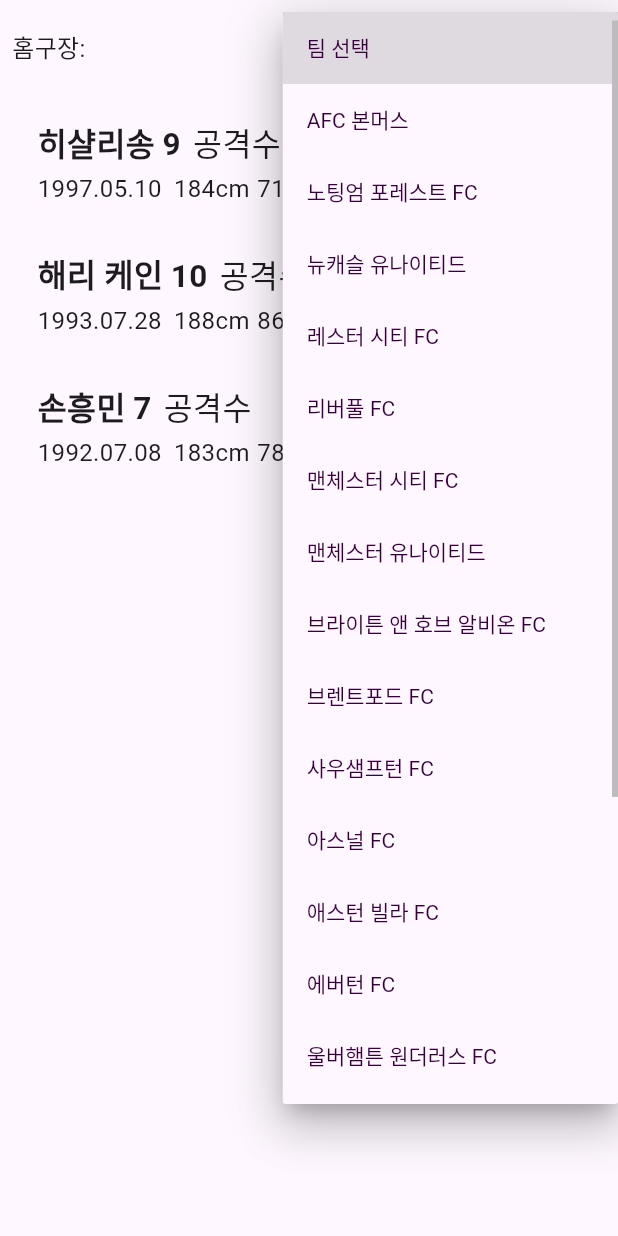
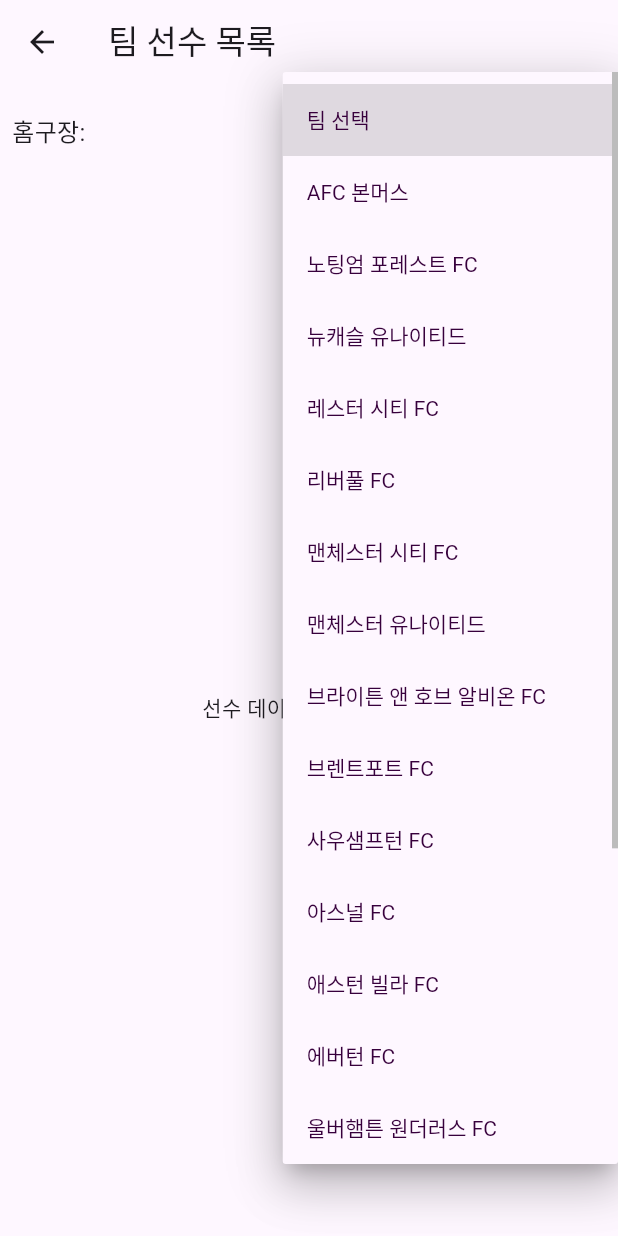
Before and after one commit to otaeyean/Soccer, a Flutter app: the InfoPage screen opened directly, after a tap on "팀 선택", on a phone screen of 412 x 824 dp. Run offline on Flutter 3.47's test engine with Material 3 defaults, Android fonts, the phone set to English and light mode, and no system bars; our stand-ins replace cloud_firestore, firebase_core; accounts and stored records are empty.

Commit message:
update: 파이어 베이스를 사용하여 선수 목록 데이터 불러오기

```diff
--- a/lib/info.dart
+++ b/lib/info.dart
@@ -1,4 +1,19 @@
 import 'package:flutter/material.dart';
+import 'package:cloud_firestore/cloud_firestore.dart';
+
+class Player {
+  final String name;
+  final String number;
+  final String position;
+  final String imageUrl;
+
+  Player({
+    required this.name,
+    required this.number,
+    required this.position,
+    required this.imageUrl,
+  });
+}
 
 class InfoPage extends StatefulWidget {
   @override
@@ -8,43 +23,76 @@
 class _InfoPageState extends State<InfoPage> {
   String selectedTeam = '팀 선택';
   final Color customColor = Color(0xFF37003C);
+  final List<String> teamArray = [
+    '팀 선택',
+    'AFC 본머스',
+    '노팅엄 포레스트 FC',
+    '뉴캐슬 유나이티드',
+    '레스터 시티 FC',
+    '리버풀 FC',
+    '맨체스터 시티 FC',
+    '맨체스터 유나이티드',
+    '브라이튼 앤 호브 알비온 FC',
+    '브렌트포트 FC',
+    '사우샘프턴 FC',
+    '아스널 FC',
+    '애스턴 빌라 FC',
+    '에버턴 FC',
+    '울버햄튼 원더러스 FC',
+    '웨스트햄 유나이티드',
+    '입스위치 타운',
+    '첼시 FC',
+    '크리스탈 팰리스 FC',
+    '토트넘 홋스퍼',
+    '풀럼 FC'
+  ];
 
-  final List<String> teamArray = ['팀 선택', 'AFC 본머스', '노팅엄 포레스트 FC', '뉴캐슬 유나이티드',
-  '레스터 시티 FC', '리버풀 FC', '맨체스터 시티 FC', '맨체스터 유나이티드', '브라이튼 앤 호브 알비온 FC',
-  '브렌트포드 FC', '사우샘프턴 FC', '아스널 FC', '애스턴 빌라 FC', '에버턴 FC', '울버햄튼 원더러스 FC',
-  '웨스트햄 유나이티드', '입스위치 타운', '첼시 FC', '크리스탈 팰리스 FC', '토트넘 훗스퍼', '풀럼 FC'];
+  Future<List<Player>>? _playerListFuture;
 
-  // 임시 선수 데이터 리스트
-  final List<Map<String, String>> playerList = [
-    {
-      'name': '히샬리송',
-      'number': '9',
-      'position': '공격수',
-      'birthday': '1997.05.10',
-      'height': '184cm',
-      'weight': '71kg',
-    },
-      {
-    'name': '해리 케인',
-    'number': '10',
-    'position': '공격수',
-    'birthday': '1993.07.28',
-    'height': '188cm',
-    'weight': '86kg',
-  },
-  {
-    'name': '손흥민',
-    'number': '7',
-    'position': '공격수',
-    'birthday': '1992.07.08',
-    'height': '183cm',
-    'weight': '78kg',
-  },
-  ];
+  @override
+  void initState() {
+    super.initState();
+    _playerListFuture = fetchPlayersFromFirestore(); // 초기 데이터 로드
+  }
+
+  Future<List<Player>> fetchPlayersFromFirestore() async {
+    FirebaseFirestore firestore = FirebaseFirestore.instance;
+
+    print('Fetching players for team: $selectedTeam'); // 팀 이름 출력
+
+    QuerySnapshot snapshot = await firestore
+        .collection('team_players')
+        .where('team', isEqualTo: selectedTeam) // 선택한 팀 필터링
+        .get();
+
+    if (snapshot.docs.isEmpty) {
+      print('No players found for team: $selectedTeam'); // 데이터 없음 확인
+    } else {
+      print('${snapshot.docs.length} players found for team: $selectedTeam'); // 데이터 수 확인
+    }
+
+    return snapshot.docs.map((doc) {
+      var firestoreData = doc.data() as Map<String, dynamic>;
+      String rawUrl = firestoreData['image_url'] ?? 'https://via.placeholder.com/100';
+      String cleanedUrl = rawUrl.startsWith('//') ? 'https:$rawUrl' : rawUrl;
+
+      return Player(
+        name: firestoreData['name'] ?? '',
+        number: firestoreData['number'].toString(),
+        position: firestoreData['position'] ?? '',
+        imageUrl: cleanedUrl,
+      );
+    }).toList();
+  }
+
+
 
   @override
   Widget build(BuildContext context) {
     return Scaffold(
+      appBar: AppBar(
+        title: Text('팀 선수 목록'),
+      ),
       body: Column(
         children: [
           Padding(
@@ -54,27 +102,22 @@
               children: [
                 Text(
                   '홈구장:',
-                  style: TextStyle(
-                    fontSize: 16,
-                  ),
+                  style: TextStyle(fontSize: 16),
                 ),
                 DropdownButton<String>(
                   value: selectedTeam,
-                  icon: Icon(Icons.arrow_downward, color: customColor,),
+                  icon: Icon(Icons.arrow_downward, color: customColor),
                   iconSize: 24,
                   elevation: 16,
                   style: TextStyle(color: customColor),
-                  underline: Container(
-                    height: 2,
-                    color: customColor,
-                  ),
+                  underline: Container(height: 2, color: customColor),
                   onChanged: (String? newValue) {
                     setState(() {
                       selectedTeam = newValue!;
+                      _playerListFuture = fetchPlayersFromFirestore();
                     });
                   },
-                  items: teamArray
-                      .map<DropdownMenuItem<String>>((String value) {
+                  items: teamArray.map<DropdownMenuItem<String>>((String value) {
                     return DropdownMenuItem<String>(
                       value: value,
                       child: Text(value),
@@ -85,18 +128,30 @@
             ),
           ),
           Expanded(
-            child: ListView.builder(
+            child: FutureBuilder<List<Player>>(
+              future: _playerListFuture,
+              builder: (context, snapshot) {
+                if (snapshot.connectionState == ConnectionState.waiting) {
+                  return Center(child: CircularProgressIndicator());
+                } else if (snapshot.hasError) {
+                  return Center(child: Text('오류가 발생했습니다.'));
+                } else if (!snapshot.hasData || snapshot.data!.isEmpty) {
+                  return Center(child: Text('선수 데이터가 없습니다.'));
+                } else {
+                  final playerList = snapshot.data!;
+                  return ListView.builder(
                     itemCount: playerList.length,
                     itemBuilder: (context, index) {
                       final player = playerList[index];
                       return PlayerListItem(
-                  name: player['name']!,
-                  number: player['number']!,
-                  position: player['position']!,
-                  birthday: player['birthday']!,
-                  height: player['height']!,
-                  weight: player['weight']!,
+                        name: player.name,
+                        number: player.number,
+                        position: player.position,
+                        imageUrl: player.imageUrl,
                       );
+                    },
+                  );
+                }
               },
             ),
           ),
@@ -110,85 +165,62 @@
   final String name;
   final String number;
   final String position;
-  final String birthday;
-  final String height;
-  final String weight;
+  final String imageUrl;
 
   PlayerListItem({
     required this.name,
     required this.number,
     required this.position,
-    required this.birthday,
-    required this.height,
-    required this.weight,
+    required this.imageUrl,
   });
 
   @override
   Widget build(BuildContext context) {
     return Padding(
-      padding: EdgeInsets.all(15),
+      padding: const EdgeInsets.all(15),
+      child: Card(
+        elevation: 5,
+        shape: RoundedRectangleBorder(borderRadius: BorderRadius.circular(10)),
+        child: Padding(
+          padding: const EdgeInsets.all(12.0),
           child: Row(
             children: [
-          SizedBox(width: 10),
+              ClipOval(
+                child: Image.network(
+                  imageUrl,
+                  width: 60,
+                  height: 60,
+                  fit: BoxFit.cover,
+                  errorBuilder: (context, error, stackTrace) {
+                    print('Image load error: $error'); // 디버깅용
+                    return Icon(
+                      Icons.error_outline, // 대체 아이콘
+                      size: 60,
+                      color: Colors.red,
+                    );
+                  },
+                ),
+              ),
+              SizedBox(width: 16),
               Expanded(
                 child: Column(
                   crossAxisAlignment: CrossAxisAlignment.start,
                   children: [
+                    Text(
+                      name,
+                      style: TextStyle(fontSize: 22, fontWeight: FontWeight.bold),
+                    ),
+                    SizedBox(height: 8),
                     Row(
                       children: [
                         Text(
-                      name,
-                      style: TextStyle(
-                        fontSize: 21,
-                        fontWeight: FontWeight.bold,
+                          '번호: $number',
+                          style: TextStyle(fontSize: 18),
                         ),
-                    ),
-                SizedBox(height: 3),
-                Row(
-                  children: [
-                    Padding(
-                      padding: EdgeInsets.only(left: 5, top: 2),
-                      child: Text(
-                        number,
-                        style: TextStyle(
-                          fontSize: 21,
-                          fontWeight: FontWeight.bold,
-                        ),
-                      ),
-                    ),
-                  ],
-                ),
-                    SizedBox(width: 8),
+                        SizedBox(width: 10),
                         Text(
-                      position,
-                      style: TextStyle(
-                        fontSize: 21,
-                      ),
-                    ),
-                  ],
-                ),
-                SizedBox(height: 3),
-                Row(
-                  children: [
-                    Text(
-                      birthday,
-                      style: TextStyle(
-                        fontSize: 16,
-                      ),
-                    ),
-                    SizedBox(width: 8),
-                    Text(
-                      height,
-                      style: TextStyle(
-                        fontSize: 16,
-                      ),
-                    ),
-                    SizedBox(width: 5),
-                    Text(
-                      weight,
-                      style: TextStyle(
-                        fontSize: 16,
-                      ),
+                          '포지션: $position',
+                          style: TextStyle(fontSize: 18),
                         ),
                       ],
                     ),
@@ -197,6 +229,8 @@
               ),
             ],
           ),
+        ),
+      ),
     );
   }
 }
```
Lines whose indentation alone changed are shown as unchanged.
